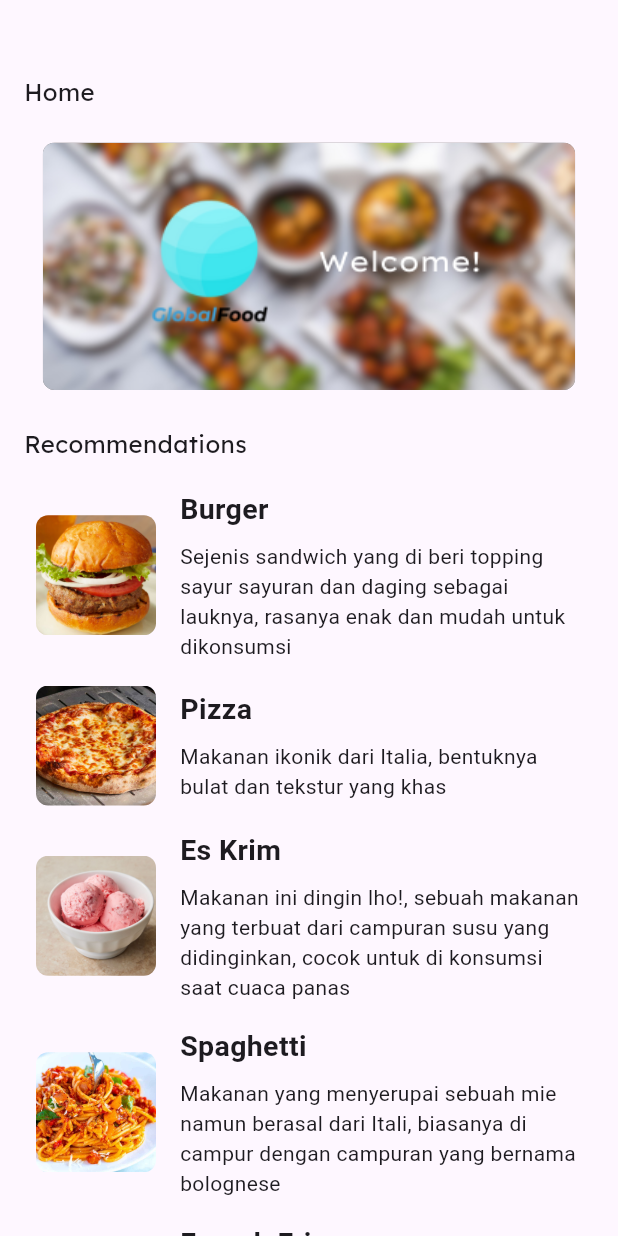
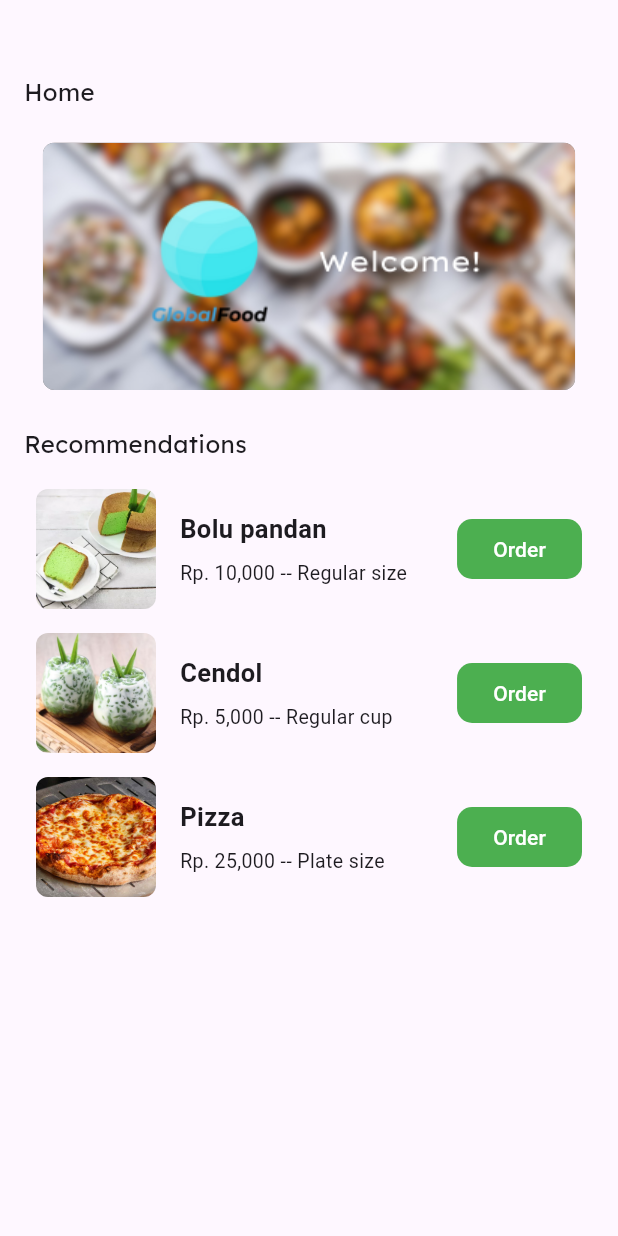
Before and after one commit to M2NVMe/globalfoodflutter, a Flutter app: the homeFragment screen opened directly, on a phone screen of 412 x 824 dp. Run offline on Flutter 3.47's test engine with Material 3 defaults, Android fonts, the phone set to English and light mode, and no system bars; our stand-ins replace get.

Commit message:
[BBW] add/fix

```diff
--- a/lib/Pages/Menus/home.dart
+++ b/lib/Pages/Menus/home.dart
@@ -1,5 +1,6 @@
 import 'package:flutter/material.dart';
 import 'package:globalfoodflutter/Reuses/foodlist.dart';
+import 'package:globalfoodflutter/Reuses/foodlisticonbutton.dart';
 import 'package:globalfoodflutter/Reuses/foodlistnobutton.dart';
 import 'package:globalfoodflutter/datas/DatasController.dart';
 import 'package:get/get.dart';
@@ -53,12 +54,26 @@ class homeFragment extends StatelessWidget {
             Expanded(
               child: Padding(
                 padding: const EdgeInsets.symmetric(horizontal: 14),
-                child: ListView.builder(itemCount: datas.homeitems.length,itemBuilder: (context, index) {
-                  final item = datas.homeitems[index];
-                  return Padding(padding: const EdgeInsets.symmetric(vertical: 8.0, horizontal: 10),
-                      child: CustomListItemNobutton(image: item.image, title: item.title, description: item.description),
+                child: Obx(() {
+                  return ListView.builder(
+                    itemCount: datas.popularitem.length,
+                    itemBuilder: (context, index) {
+                      final item = datas.homeitems[index];
+                      return Padding(
+                        padding: const EdgeInsets.symmetric(vertical: 8.0, horizontal: 10),
+                        child: CustomListItem(
+                          image: item.image,
+                          title: item.title,
+                          description: item.description,
+                          buttonText: item.buttonText,
+                          buttonColor: item.buttonColor,
+                          buttonTextColor: item.buttonTextColor,
+                          onButtonPressed: item.onButtonPressed,
+                        ),
+                      );
+                    },
                   );
-                },),
+                }),
               ),
             ),
           ],
--- a/lib/datas/DatasController.dart
+++ b/lib/datas/DatasController.dart
@@ -7,7 +7,7 @@ import 'package:globalfoodflutter/Reuses/foodlisticonbutton.dart';
 import 'package:globalfoodflutter/Reuses/foodlistnobutton.dart';
 
 class datascontroller extends GetxController {
-  var homeitems = <CustomListItemNobutton>[].obs;
+  var homeitems = <CustomListItem>[].obs;
   var menuitems = <CustomListItem>[].obs;
   var popularitem = <CustomListItem>[].obs;
   var orderitem = <Foodlisticonbutton>[].obs;
@@ -22,11 +22,10 @@ class datascontroller extends GetxController {
 
   void loadhomeitems() {
     homeitems.addAll([
-      CustomListItemNobutton(image: "lib/drawable/fotomakanan/burger1.jpg", title: "Burger", description: "Sejenis sandwich yang di beri topping sayur sayuran dan daging sebagai lauknya, rasanya enak dan mudah untuk dikonsumsi"),
-      CustomListItemNobutton(image: "lib/drawable/fotomakanan/pizza1.jpg", title: "Pizza", description: "Makanan ikonik dari Italia, bentuknya bulat dan tekstur yang khas"),
-      CustomListItemNobutton(image: "lib/drawable/fotomakanan/icecream1.jpg", title: "Es Krim", description: "Makanan ini dingin lho!, sebuah makanan yang terbuat dari campuran susu yang didinginkan, cocok untuk di konsumsi saat cuaca panas"),
-      CustomListItemNobutton(image: "lib/drawable/fotomakanan/spaget1.jpg", title: "Spaghetti", description: "Makanan yang menyerupai sebuah mie namun berasal dari Itali, biasanya di campur dengan campuran yang bernama bolognese"),
-      CustomListItemNobutton(image: "lib/drawable/fotomakanan/belgiumfries.png", title: "French Fries", description: "Olahan kentang yang dimana kentang tersebut digoreng hingga kering agar menciptakan cita rasa yang crunchy dan di taburi dengan garam untuk menambah rasa"),
+      CustomListItem(image: "lib/drawable/fotomakanan/bolu.png", title: "Bolu pandan", description: "Rp. 10,000 -- Regular size", buttonText: "Order", buttonColor: Colors.green, buttonTextColor: Colors.white, onButtonPressed: () {addToOrders("lib/drawable/fotomakanan/bolu.png", "Bolu pandan", "Rp. 10,000");}),
+      CustomListItem(image: "lib/drawable/fotomakanan/cendol.jpg", title: "Cendol", description: "Rp. 5,000 -- Regular cup", buttonText: "Order", buttonColor: Colors.green, buttonTextColor: Colors.white, onButtonPressed: () {addToOrders("lib/drawable/fotomakanan/cendol.jpg", "Cendol", "Rp. 5,000");}),
+      CustomListItem(image: "lib/drawable/fotomakanan/pizza1.jpg", title: "Pizza", description: "Rp. 25,000 -- Plate size", buttonText: "Order", buttonColor: Colors.green, buttonTextColor: Colors.white, onButtonPressed: () {addToOrders("lib/drawable/fotomakanan/pizza1.jpg", "Pizza", "Rp. 25,000");}),
+      CustomListItem(image: "lib/drawable/fotomakanan/burger1.jpg", title: "Burger", description: "Rp. 15,000 -- Regular size", buttonText: "Order", buttonColor: Colors.green, buttonTextColor: Colors.white, onButtonPressed: () {addToOrders("lib/drawable/fotomakanan/burger1.jpg", "Burger", "Rp. 15,000");}),
     ]);
   }
 
```
